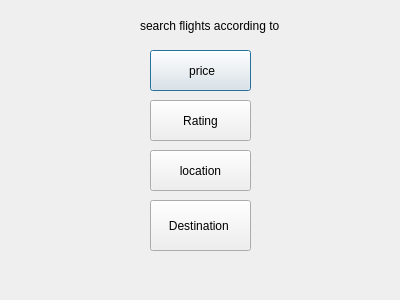
The window that sflights.ui (alihysn/Flight-Booking-Sytem-with-GUI) describes before a commit, drawn with Qt 5.
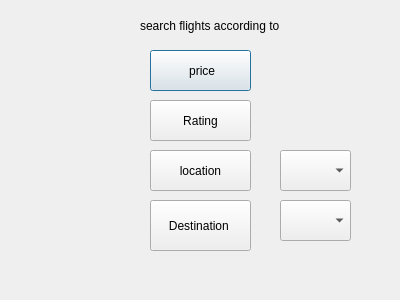
The same window after the commit.

The edit to the form file:
```diff
--- a/sflights.ui
+++ b/sflights.ui
@@ -78,6 +78,26 @@
     <string>Destination </string>
    </property>
   </widget>
+  <widget class="QComboBox" name="comboBox">
+   <property name="geometry">
+    <rect>
+     <x>280</x>
+     <y>150</y>
+     <width>71</width>
+     <height>41</height>
+    </rect>
+   </property>
+  </widget>
+  <widget class="QComboBox" name="comboBox_2">
+   <property name="geometry">
+    <rect>
+     <x>280</x>
+     <y>200</y>
+     <width>71</width>
+     <height>41</height>
+    </rect>
+   </property>
+  </widget>
  </widget>
  <resources/>
  <connections/>
```
